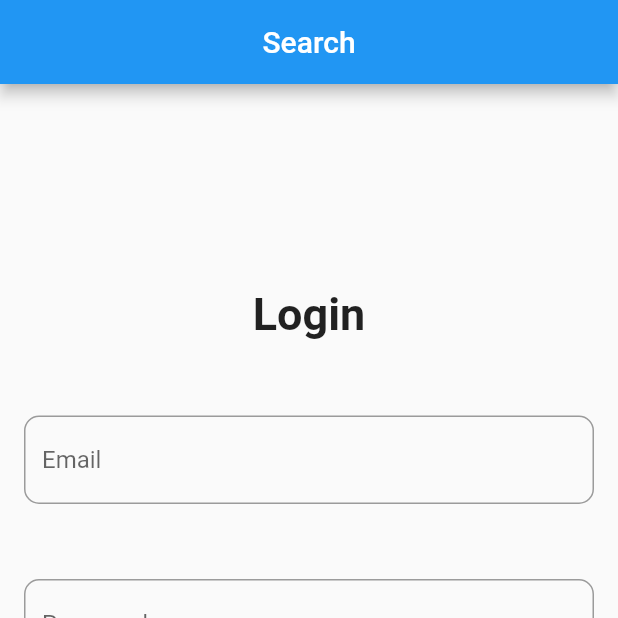
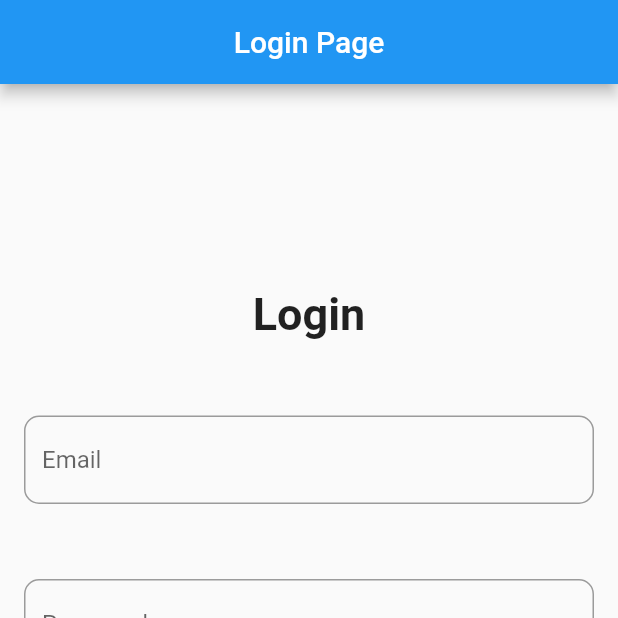
Before and after one commit to toolelucidator/primerapp, a Flutter app: the screen it shows after launch, on a phone screen of 412 x 824 dp, the top half of it. Run offline on Flutter 3.47's test engine with Material 2 defaults, Android fonts, the phone set to English and light mode, and no system bars; our stand-ins replace get.

Commit message:
commit test for dmi-10 ticket

```diff
--- a/lib/presenter/views/login_page.dart
+++ b/lib/presenter/views/login_page.dart
@@ -1,4 +1,4 @@
-//THIS IS A CHANGE FROM TICKET1 TO DEVELOP
+//THIS IS A CHANGE FROM DEMO TICKET TO DEVELOP
 import 'package:flutter/material.dart';
 import 'package:get/get.dart';
 import 'package:primerapp/presenter/controller/login_controller.dart';
@@ -12,7 +12,7 @@ class SearchPage extends GetView<LoginPageController> {
         appBar: AppBar(
           automaticallyImplyLeading: false,
           centerTitle: true,
-          title: const Text('Search'),
+          title: const Text('Login Page'),
         ),
         body: SingleChildScrollView(
           child: Center(
```
